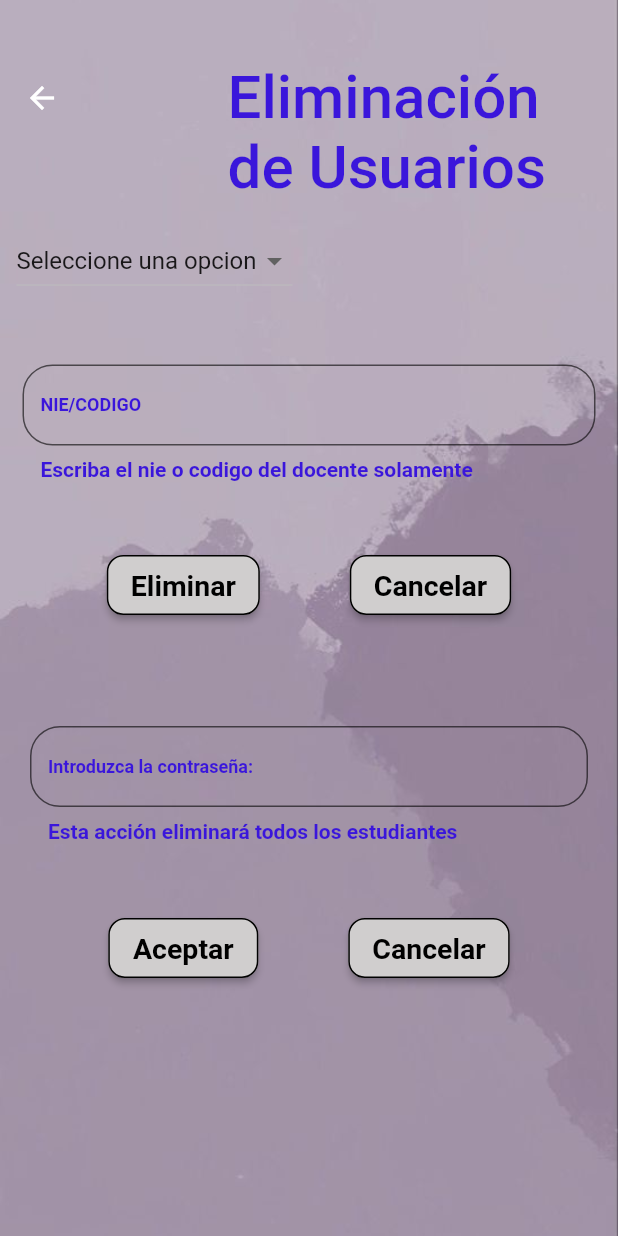
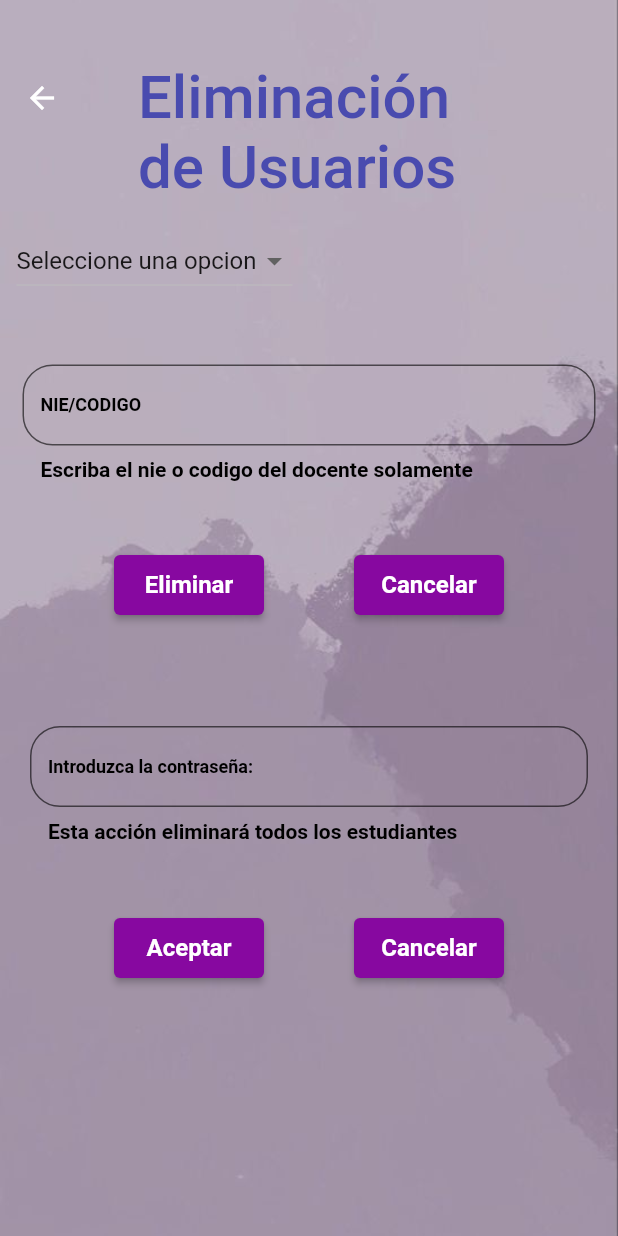
Before and after one commit to Diego-Chachagua/ingles, a Flutter app: the EliminarDatos screen opened directly, after a tap on "Eliminar", on a phone screen of 412 x 824 dp. Run offline on Flutter 3.47's test engine with Material 2 defaults, Android fonts, the phone set to English and light mode, and no system bars; our stand-ins replace simple_gradient_text; network calls fail.

Commit message:
Eliminar

```diff
--- /dev/null
+++ b/lib/developer/consultad.dart
@@ -0,0 +1,23 @@
+// ignore_for_file: non_constant_identifier_names, unused_local_variable, unused_impor, avoid_print, unused_import
+
+import 'package:http/http.dart' as http;
+//Libreria que nos permitira usar funciones async
+import 'dart:async';
+//Libreria que nos permitira decodificar los archivos JSON
+import 'dart:convert';
+//Libreria que nos permitira usar Colecciones (array y MAP)
+import 'dart:collection';
+
+import 'dart:io';
+
+Future<dynamic> eliminarUsu(var usu ,String usu2) async{
+  print(usu);
+  print(usu2);
+  http.Response enviar = await http.post(
+    Uri.parse('https://incasingles.000webhostapp.com/eliminar.php'),
+    body: <String, dynamic>{
+      "usu": usu,
+      "usu2": usu2,
+    },
+    );
+}
--- a/lib/screens/eliminar.dart
+++ b/lib/screens/eliminar.dart
@@ -2,6 +2,8 @@
 
 import 'package:flutter/material.dart';
 import 'package:flutter/services.dart';
+
+import '../developer/consultad.dart';
 
 void main() {
   runApp(const MyApp());
@@ -46,10 +48,10 @@ class _EliminarDatosState extends State<EliminarDatos> {
           toolbarHeight: 130,
           elevation: 0,
           title:  const Text(
-            '        \n        Eliminación \n        de Usuarios',
+            '        \n  Eliminación \n  de Usuarios',
           style: TextStyle(
             fontSize: 40,
-            color: Color.fromARGB(255, 58, 22, 219), // Establecer el color del texto
+            color: Color.fromARGB(255, 73, 75, 175), // Establecer el color del texto
           ),
 
           ),
@@ -132,14 +134,14 @@ class _EliminarDatosState extends State<EliminarDatos> {
           hintText:
               'Escriba el nie codigo del docente que deseas eliminar',
           labelText: 'NIE/CODIGO',
-          labelStyle: TextStyle(color: Color.fromARGB(255, 58, 22, 219), fontWeight: FontWeight.bold,),
+          labelStyle: TextStyle(color: Colors.black, fontWeight: FontWeight.bold,),
           hintStyle: TextStyle(
-          color: Color.fromARGB(255, 58, 22, 219),
+          color: Colors.black,
           fontWeight: FontWeight.bold,
           ),
           helperText: 'Escriba el nie o codigo del docente solamente',
           helperStyle: TextStyle(
-          color: Color.fromARGB(255, 58, 22, 219),
+          color: Colors.black,
           fontWeight: FontWeight.bold,
           fontSize: 14,
         ),
@@ -161,22 +163,19 @@ class _EliminarDatosState extends State<EliminarDatos> {
           print(usu);
           print(usu2);
           _controller.text = '';
+          eliminarUsu(usu, usu2);
           setState(() {});
         },
         child: const Text(
           'Eliminar',
           style: TextStyle(
-            color: Colors.black,
+            color: Colors.white,
             fontWeight: FontWeight.bold,
-            fontSize: 19,
+            fontSize: 16,
           ),
         ),
         style: ElevatedButton.styleFrom(
-          primary: Color.fromARGB(255, 208, 206, 206),
-          shape: RoundedRectangleBorder(
-            borderRadius: BorderRadius.circular(11),
-            side: BorderSide(width: 1, color: Colors.black),
-          ),
+          primary: const Color.fromARGB(255, 135, 8, 160),
           minimumSize: Size(100, 40),
         ),
       ),
@@ -190,17 +189,13 @@ class _EliminarDatosState extends State<EliminarDatos> {
         child: const Text(
           'Cancelar',
           style: TextStyle(
-            color: Colors.black,
+            color: Colors.white,
             fontWeight: FontWeight.bold,
-            fontSize: 19,
+            fontSize: 16,
           ),
         ),
         style: ElevatedButton.styleFrom(
-          primary: Color.fromARGB(255, 208, 206, 206),
-          shape: RoundedRectangleBorder(
-            borderRadius: BorderRadius.circular(11),
-            side: BorderSide(width: 1, color: Colors.black),
-          ),
+          primary: const Color.fromARGB(255, 135, 8, 160),
           minimumSize: Size(100, 40),
         ),
       ),
@@ -228,12 +223,12 @@ Widget _createInput() {
             filled: true,
             hintText: 'Introduzca la contraseña:',
             hintStyle: TextStyle(
-              color: Color.fromARGB(255, 58, 22, 219),
+              color: Colors.black,
               fontWeight: FontWeight.bold,
             ),
             helperText: 'Esta acción eliminará todos los estudiantes',
             helperStyle: TextStyle(
-              color: Color.fromARGB(255, 58, 22, 219),
+              color: Colors.black,
               fontWeight: FontWeight.bold,
               fontSize: 14,
             ),
@@ -257,17 +252,13 @@ Widget boton2() {
         child: const Text(
           'Aceptar',
           style: TextStyle(
-            color: Colors.black,
+            color: Colors.white,
             fontWeight: FontWeight.bold,
-            fontSize: 19,
+            fontSize: 16,
           ),
         ),
         style: ElevatedButton.styleFrom(
-          primary: Color.fromARGB(255, 208, 206, 206),
-          shape: RoundedRectangleBorder(
-            borderRadius: BorderRadius.circular(11),
-            side: BorderSide(width: 1, color: Colors.black),
-          ),
+          primary: const Color.fromARGB(255, 135, 8, 160),
           minimumSize: Size(100, 40),
         ),
       ),
@@ -281,17 +272,13 @@ Widget boton2() {
         child: const Text(
           'Cancelar',
           style: TextStyle(
-            color: Colors.black,
+            color: Colors.white,
             fontWeight: FontWeight.bold,
-            fontSize: 19,
+            fontSize: 16,
           ),
         ),
         style: ElevatedButton.styleFrom(
-          primary: Color.fromARGB(255, 208, 206, 206),
-          shape: RoundedRectangleBorder(
-            borderRadius: BorderRadius.circular(11),
-            side: BorderSide(width: 1, color: Colors.black),
-          ),
+          primary: const Color.fromARGB(255, 135, 8, 160),
           minimumSize: Size(100, 40),
         ),
       ),
```
